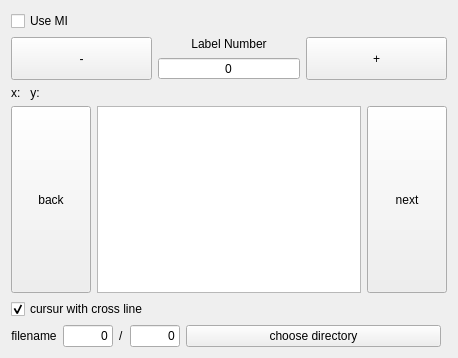
The window that src/labelmaker.ui (yotaseki/YLLabelMaker) describes before a commit, drawn with Qt 5.
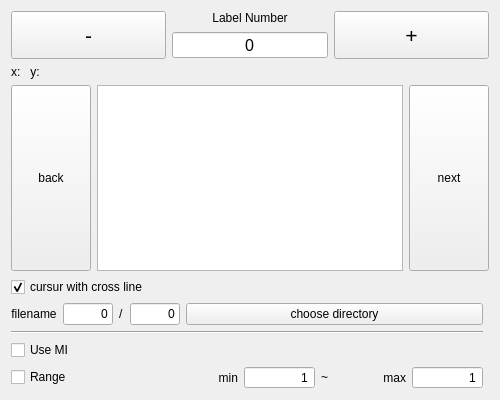
The same window after the commit. Custom widgets are drawn as their Qt base class.

Commit message: multiple label

Patch:
```diff
--- a/src/labelmaker.ui
+++ b/src/labelmaker.ui
@@ -6,15 +6,15 @@
    <rect>
     <x>0</x>
     <y>0</y>
-    <width>458</width>
-    <height>358</height>
+    <width>500</width>
+    <height>400</height>
    </rect>
   </property>
   <property name="windowTitle">
    <string>LabelMaker</string>
   </property>
   <layout class="QGridLayout" name="gridLayout">
-   <item row="3" column="0" colspan="2">
+   <item row="6" column="0" colspan="2">
     <layout class="QHBoxLayout" name="horizontalLayout">
      <item>
       <widget class="QPushButton" name="pushBack">
@@ -63,7 +63,7 @@
      </item>
     </layout>
    </item>
-   <item row="1" column="0" colspan="2">
+   <item row="4" column="0" colspan="2">
     <layout class="QHBoxLayout" name="horizontalLayout_3">
      <item>
       <widget class="QPushButton" name="pushMinus">
@@ -73,6 +73,11 @@
          <verstretch>0</verstretch>
         </sizepolicy>
        </property>
+       <property name="font">
+        <font>
+         <pointsize>16</pointsize>
+        </font>
+       </property>
        <property name="text">
         <string>-</string>
        </property>
@@ -98,6 +103,11 @@
        </item>
        <item>
         <widget class="QSpinBox" name="spinLabelNumber">
+         <property name="font">
+          <font>
+           <pointsize>12</pointsize>
+          </font>
+         </property>
          <property name="alignment">
           <set>Qt::AlignCenter</set>
          </property>
@@ -116,6 +126,11 @@
          <verstretch>0</verstretch>
         </sizepolicy>
        </property>
+       <property name="font">
+        <font>
+         <pointsize>16</pointsize>
+        </font>
+       </property>
        <property name="text">
         <string>+</string>
        </property>
@@ -123,7 +138,7 @@
      </item>
     </layout>
    </item>
-   <item row="6" column="0">
+   <item row="9" column="0">
     <layout class="QHBoxLayout" name="horizontalLayout_4">
      <item>
       <widget class="QLabel" name="labelFilename">
@@ -204,7 +219,7 @@
      </item>
     </layout>
    </item>
-   <item row="4" column="0">
+   <item row="7" column="0">
     <widget class="QCheckBox" name="checkCrossLine">
      <property name="text">
       <string>cursur with cross line</string>
@@ -217,17 +232,134 @@
      </property>
     </widget>
    </item>
-   <item row="2" column="0">
+   <item row="5" column="0">
     <widget class="QLabel" name="labelDebug">
      <property name="text">
       <string>x:   y:   </string>
      </property>
     </widget>
    </item>
-   <item row="0" column="0">
-    <widget class="QCheckBox" name="checkUseMI">
-     <property name="text">
-      <string>Use MI</string>
+   <item row="11" column="0">
+    <layout class="QVBoxLayout" name="verticalLayout_2">
+     <item>
+      <layout class="QHBoxLayout" name="horizontalLayout_2">
+       <item>
+        <widget class="QCheckBox" name="checkUseMI">
+         <property name="text">
+          <string>Use MI</string>
+         </property>
+        </widget>
+       </item>
+      </layout>
+     </item>
+     <item>
+      <layout class="QHBoxLayout" name="horizontalLayout_5">
+       <item>
+        <widget class="QCheckBox" name="checkRange">
+         <property name="text">
+          <string>Range</string>
+         </property>
+        </widget>
+       </item>
+       <item>
+        <layout class="QHBoxLayout" name="horizontalLayout_6">
+         <item>
+          <widget class="QLabel" name="label_4">
+           <property name="text">
+            <string>min</string>
+           </property>
+           <property name="alignment">
+            <set>Qt::AlignRight|Qt::AlignTrailing|Qt::AlignVCenter</set>
+           </property>
+          </widget>
+         </item>
+         <item>
+          <widget class="QSpinBox" name="spinRangeMin">
+           <property name="sizePolicy">
+            <sizepolicy hsizetype="Preferred" vsizetype="Fixed">
+             <horstretch>0</horstretch>
+             <verstretch>0</verstretch>
+            </sizepolicy>
+           </property>
+           <property name="alignment">
+            <set>Qt::AlignRight|Qt::AlignTrailing|Qt::AlignVCenter</set>
+           </property>
+           <property name="buttonSymbols">
+            <enum>QAbstractSpinBox::NoButtons</enum>
+           </property>
+           <property name="minimum">
+            <number>1</number>
+           </property>
+           <property name="maximum">
+            <number>99999</number>
+           </property>
+          </widget>
+         </item>
+        </layout>
+       </item>
+       <item>
+        <widget class="QLabel" name="label_3">
+         <property name="sizePolicy">
+          <sizepolicy hsizetype="Fixed" vsizetype="Fixed">
+           <horstretch>0</horstretch>
+           <verstretch>0</verstretch>
+          </sizepolicy>
+         </property>
+         <property name="text">
+          <string>~</string>
+         </property>
+         <property name="alignment">
+          <set>Qt::AlignCenter</set>
+         </property>
+        </widget>
+       </item>
+       <item>
+        <layout class="QHBoxLayout" name="horizontalLayout_7">
+         <item>
+          <widget class="QLabel" name="label_5">
+           <property name="text">
+            <string>max</string>
+           </property>
+           <property name="alignment">
+            <set>Qt::AlignRight|Qt::AlignTrailing|Qt::AlignVCenter</set>
+           </property>
+          </widget>
+         </item>
+         <item>
+          <widget class="QSpinBox" name="spinRangeMax">
+           <property name="sizePolicy">
+            <sizepolicy hsizetype="Preferred" vsizetype="Fixed">
+             <horstretch>0</horstretch>
+             <verstretch>0</verstretch>
+            </sizepolicy>
+           </property>
+           <property name="alignment">
+            <set>Qt::AlignRight|Qt::AlignTrailing|Qt::AlignVCenter</set>
+           </property>
+           <property name="buttonSymbols">
+            <enum>QAbstractSpinBox::NoButtons</enum>
+           </property>
+           <property name="minimum">
+            <number>1</number>
+           </property>
+           <property name="maximum">
+            <number>99999</number>
+           </property>
+          </widget>
+         </item>
+        </layout>
+       </item>
+      </layout>
+     </item>
+    </layout>
+   </item>
+   <item row="10" column="0">
+    <widget class="Line" name="line">
+     <property name="frameShadow">
+      <enum>QFrame::Sunken</enum>
+     </property>
+     <property name="orientation">
+      <enum>Qt::Horizontal</enum>
      </property>
     </widget>
    </item>
```
The commit also changes 2 other files.
